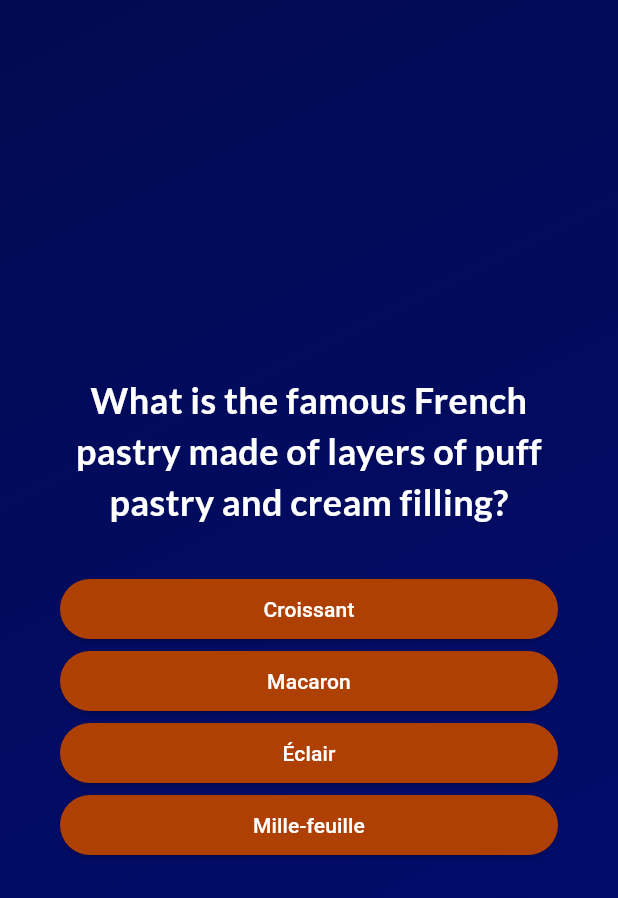
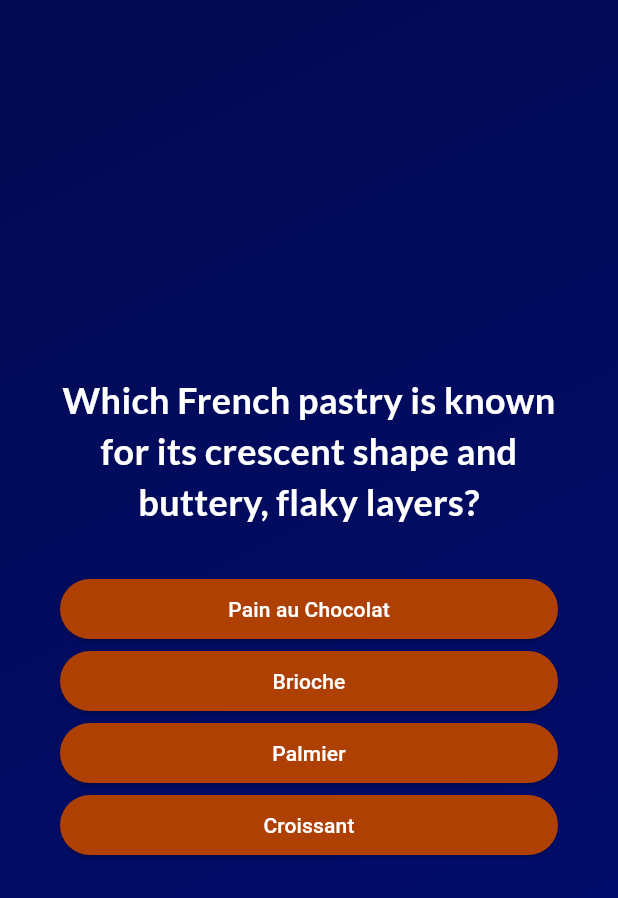
Before and after one commit to VatthanaB/Flutter_Mobile_Quiz_App, a Flutter app: the screen it shows after launch, after a tap on "Start Quiz", on a phone screen of 412 x 824 dp. Shown: the top 898 px of the screen. Run offline on Flutter 3.47's test engine with Material 3 defaults, Android fonts, the phone set to English and light mode, and no system bars; our stand-ins replace google_fonts.

Commit message:
Update French pastry questions

```diff
--- a/lib/data/questions.dart
+++ b/lib/data/questions.dart
@@ -2,30 +2,86 @@ import 'package:quiz_app/models/quiz_questions.dart';
 
 const questions = [
   QuizQuestion(
-      'What is the famous French pastry made of layers of puff pastry and cream filling?',
-      ['Mille-feuille', 'Croissant', 'Éclair', 'Macaron']),
+      'Which French pastry is known for its crescent shape and buttery, flaky layers?',
+      ['Croissant', 'Pain au Chocolat', 'Palmier', 'Brioche']),
   QuizQuestion(
-      'Which French dessert is a custard tart topped with caramelized sugar?',
-      ['Crème brûlée', 'Tarte Tatin', 'Profiterole', 'Madeleine']),
+      'What is the French term for a light and fluffy dessert made with egg whites and sugar?',
+      ['Soufflé', 'Mousse', 'Tiramisu', 'Éclair']),
   QuizQuestion(
-      'In French, what is the name for the small, buttery, and flaky pastries often filled with fruit preserves?',
-      ['Pain au chocolat', 'Palmier', 'Chausson aux pommes', 'Petit four']),
-  QuizQuestion('What is the French name for the classic French baguette?',
-      ['Baguette', 'Bâtard', 'Brioche', 'Fougasse']),
+      'In French cuisine, what is the name for a sweet or savory filled pastry made with choux pastry?',
+      ['Profiterole', 'Chausson aux pommes', 'Pâte sucrée', 'Quiche Lorraine']),
   QuizQuestion(
-      'Which French pastry is a delicate shell of puff pastry filled with custard or whipped cream?',
-      ['Choux pastry', 'Pâte sucrée', 'Feuilletage', 'Sablé']),
-  QuizQuestion('What is the main ingredient in a traditional French quiche?',
-      ['Cheese', 'Spinach', 'Lardons', 'Ham']),
+      'Which French bread is round and typically topped with sesame seeds or poppy seeds?',
+      ['Pain de Campagne', 'Boule', 'Pain Complet', 'Pain Poilâne']),
   QuizQuestion(
-      'Which French pastry is a small sponge cake typically shaped like a shell?',
-      ['Madeleine', 'Financier', 'Palmier', 'Chouquette']),
-  QuizQuestion('What is the French name for a type of almond meringue cookie?',
-      ['Macaron', 'Madeleine', 'Meringue', 'Palmier']),
+      'What is the name of the French pastry chef known for popularizing the macaron?',
+      ['Pierre Hermé', 'Gaston Lenôtre', 'Christophe Adam', 'Cédric Grolet']),
   QuizQuestion(
-      'Which French dessert is a puff pastry filled with almond cream and often topped with powdered sugar?',
-      ['Pithivier', 'Tarte Tatin', 'Galette des Rois', 'Chausson aux pommes']),
+      'In French baking, what is the term for a rich, sweet dough used in pastries like cinnamon rolls?',
+      [
+        'Pâte levée feuilletée',
+        'Pâte à brioche',
+        'Pâte sablée',
+        'Pâte à foncer'
+      ]),
   QuizQuestion(
-      'In French baking, what is the term for a yeast-leavened dough enriched with butter and eggs?',
-      ['Brioche', 'Pâte à choux', 'Pâte sucrée', 'Feuilletage']),
+      'Which French dessert is a layered cake made with thin crepes and pastry cream?',
+      ['Mille-crêpes', 'Galette des Rois', 'Tarte Tatin', 'Opéra']),
+  QuizQuestion(
+      'What is the traditional French bread with a thick, crunchy crust and soft interior?',
+      ['Baguette', 'Pain de Mie', 'Bâtard', 'Fougasse']),
+  QuizQuestion(
+      'In French, what is the name for a sweet, yeasted bread typically flavored with orange blossom water or anise?',
+      ['Brioche Nanterre', 'Fougasse', 'Babka', 'Panettone']),
+  QuizQuestion(
+      'Which French pastry is a delicate puff pastry filled with almond paste and often shaped like a bear\'s paw?',
+      ['Palmier Ours', 'Chausson aux Pommes', 'Bear Claw', 'Pain d\'Amande']),
 ];
+
+// const moreTraditionalQuestions = [
+//   QuizQuestion(
+//       'What is the classic French pastry known for its flaky layers and almond filling?',
+//       ['Pithivier', 'Galette des Rois', 'Frangipane', 'Tarte Bourdaloue']),
+//   QuizQuestion(
+//       'In French baking, what is the name for a sweet tart with a layer of almond cream and fruit on top?',
+//       [
+//         'Tarte aux Fruits',
+//         'Tarte Tatin',
+//         'Tarte Normande',
+//         'Tarte aux Amandes'
+//       ]),
+//   QuizQuestion(
+//       'Which French bread is shaped like a crown and traditionally eaten during the Epiphany season?',
+//       ['Galette des Rois', 'Couronne', 'Boule de Noël', 'Brioche des Rois']),
+//   QuizQuestion(
+//       'What is the traditional French cake made with layers of sponge cake, chocolate ganache, and buttercream?',
+//       ['Opéra', 'Saint-Honoré', 'Dacquoise', 'Charlotte']),
+//   QuizQuestion(
+//       'In French baking, what is the term for a flaky pastry filled with almond cream and puff pastry layers?',
+//       [
+//         'Gâteau Basque',
+//         'Palmier Feuilleté',
+//         'Mille-feuille',
+//         'Galette des Rois'
+//       ]),
+//   QuizQuestion(
+//       'Which French dessert is a creamy custard tart with a burnt sugar crust on top?',
+//       ['Tarte au Citron', 'Crème Caramel', 'Tarte Tatin', 'Flan Parisien']),
+//   QuizQuestion(
+//       'What is the traditional French bread with a thick crust and soft interior, often used for sandwiches?',
+//       ['Pain Poilâne', 'Pain de Campagne', 'Boule', 'Pain Complet']),
+//   QuizQuestion(
+//       'In French baking, what is the term for a sweet yeast bread twisted or braided and often topped with pearl sugar?',
+//       ['Brioche Tressée', 'Pain d\'Épices', 'Chinois', 'Babka']),
+//   QuizQuestion(
+//       'Which French pastry is a round, buttery cake with a sunken center filled with fruit or cream?',
+//       [
+//         'Tarte Tatin',
+//         'Tarte aux Pommes',
+//         'Tarte Normande',
+//         'Galette des Rois'
+//       ]),
+//   QuizQuestion(
+//       'What is the classic French dessert made with layers of puff pastry and cream filling, often decorated with a lattice pattern?',
+//       ['Mille-feuille', 'Napoleon', 'Paris-Brest', 'Religieuse']),
+// ];
```
